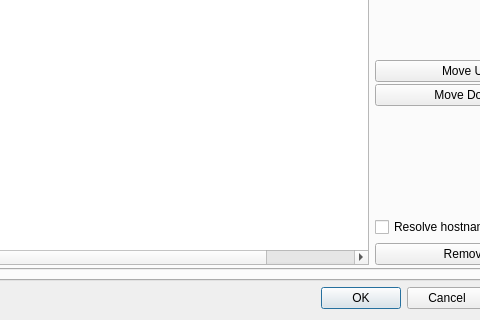
This is SandboxiePlus/SandMan/Forms/OptionsWindow.ui in sandboxie-plus/Sandboxie as Qt 5 draws it before an edit; both pictures show x 146 to 626 and y 202 to 522 of the 730 by 522 pixel window. The edited form follows.
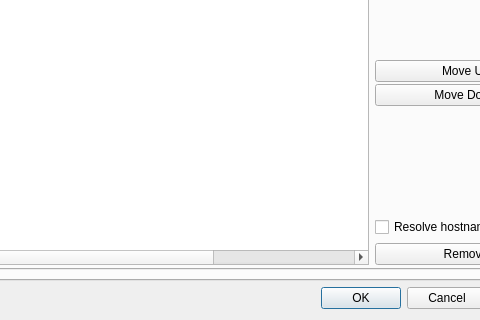
This is the edited form. The open tabs and pages were chosen to show the change.

Patch:
```diff
--- a/SandboxiePlus/SandMan/Forms/OptionsWindow.ui
+++ b/SandboxiePlus/SandMan/Forms/OptionsWindow.ui
@@ -3707,6 +3707,11 @@
                    <string>Password</string>
                   </property>
                  </column>
+                 <column>
+                  <property name="text">
+                   <string>Bypass IPs</string>
+                  </property>
+                 </column>
                 </widget>
                </item>
                <item row="4" column="1">
```
